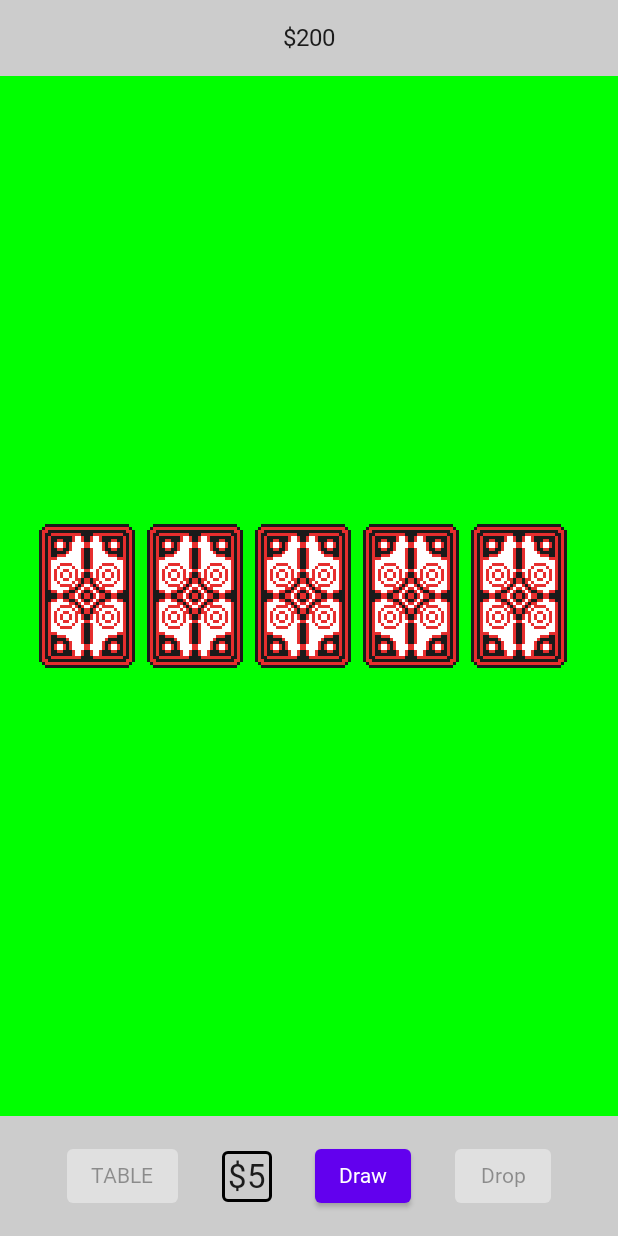
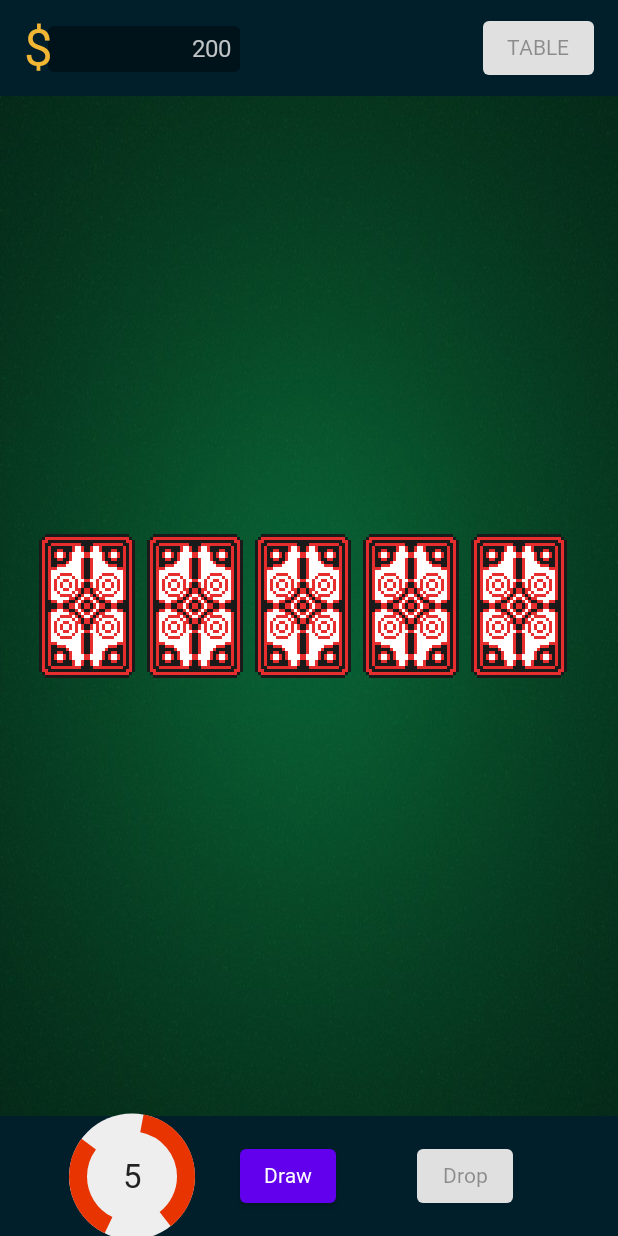
Before and after one commit to fchristysen/compoker, an Android app built with Jetpack Compose: the screen it shows after launch (MainActivity), on a phone screen of 412 x 824 dp. Run offline under Robolectric (Android 15) with nearby library versions, the phone set to English and light mode, and no system bars; Roboto replaces fonts that are not available here.

Commit message:
style chip

```diff
--- /dev/null
+++ b/app/src/main/java/org/greenfroyo/compoker/Config.kt
@@ -0,0 +1,5 @@
+package org.greenfroyo.compoker
+
+val BET_LOW = 5
+val BET_MEDIUM = 10
+val BET_HIGH = 25
--- a/app/src/main/java/org/greenfroyo/compoker/MainActivity.kt
+++ b/app/src/main/java/org/greenfroyo/compoker/MainActivity.kt
@@ -3,41 +3,64 @@ package org.greenfroyo.compoker
 import android.os.Bundle
 import androidx.activity.ComponentActivity
 import androidx.activity.compose.setContent
+import androidx.compose.foundation.Image
 import androidx.compose.foundation.background
-import androidx.compose.foundation.border
 import androidx.compose.foundation.clickable
-import androidx.compose.foundation.layout.*
+import androidx.compose.foundation.indication
+import androidx.compose.foundation.interaction.MutableInteractionSource
+import androidx.compose.foundation.layout.Arrangement
+import androidx.compose.foundation.layout.Box
+import androidx.compose.foundation.layout.Column
+import androidx.compose.foundation.layout.Row
+import androidx.compose.foundation.layout.Spacer
+import androidx.compose.foundation.layout.fillMaxSize
+import androidx.compose.foundation.layout.fillMaxWidth
+import androidx.compose.foundation.layout.padding
+import androidx.compose.foundation.layout.width
 import androidx.compose.foundation.shape.RoundedCornerShape
 import androidx.compose.material.Button
 import androidx.compose.material.MaterialTheme
 import androidx.compose.material.Surface
 import androidx.compose.material.Text
-import androidx.compose.runtime.*
+import androidx.compose.runtime.Composable
+import androidx.compose.runtime.collectAsState
+import androidx.compose.runtime.getValue
+import androidx.compose.runtime.remember
 import androidx.compose.ui.Alignment
 import androidx.compose.ui.Modifier
+import androidx.compose.ui.draw.drawBehind
 import androidx.compose.ui.graphics.Color
+import androidx.compose.ui.graphics.PathEffect
+import androidx.compose.ui.graphics.drawscope.Stroke
+import androidx.compose.ui.layout.ContentScale
+import androidx.compose.ui.res.painterResource
 import androidx.compose.ui.res.stringResource
 import androidx.compose.ui.text.font.FontWeight
+import androidx.compose.ui.text.style.TextAlign
 import androidx.compose.ui.tooling.preview.Preview
 import androidx.compose.ui.unit.dp
 import androidx.compose.ui.unit.sp
 import androidx.lifecycle.viewmodel.compose.viewModel
-import org.greenfroyo.compoker.model.*
+import org.greenfroyo.compoker.model.Card
+import org.greenfroyo.compoker.model.GameUiState
+import org.greenfroyo.compoker.model.GameViewModel
+import org.greenfroyo.compoker.model.Selection
+import org.greenfroyo.compoker.ui.theme.ChipHighBG
+import org.greenfroyo.compoker.ui.theme.ChipHighBorder
+import org.greenfroyo.compoker.ui.theme.ChipHighText
+import org.greenfroyo.compoker.ui.theme.ChipLowBG
+import org.greenfroyo.compoker.ui.theme.ChipLowBorder
+import org.greenfroyo.compoker.ui.theme.ChipLowText
+import org.greenfroyo.compoker.ui.theme.ChipMediumBG
+import org.greenfroyo.compoker.ui.theme.ChipMediumBorder
+import org.greenfroyo.compoker.ui.theme.ChipMediumText
 import org.greenfroyo.compoker.ui.theme.CompokerTheme
 
 class MainActivity : ComponentActivity() {
     override fun onCreate(savedInstanceState: Bundle?) {
         super.onCreate(savedInstanceState)
         setContent {
-            CompokerTheme {
-                // A surface container using the 'background' color from the theme
-                Surface(
-                    modifier = Modifier.fillMaxSize(),
-                    color = MaterialTheme.colors.background
-                ) {
             Screen()
-                }
-            }
         }
     }
 }
@@ -45,10 +68,32 @@ class MainActivity : ComponentActivity() {
 @Preview(showBackground = true)
 @Composable
 fun Screen(viewModel: GameViewModel = viewModel()) {
+    CompokerTheme {
+        // A surface container using the 'background' color from the theme
+        Surface(
+            modifier = Modifier.fillMaxSize(),
+            color = MaterialTheme.colors.background
+        ) {
             val state by viewModel.gameState.collectAsState()
+            Box(
+                modifier = Modifier
+                    .fillMaxSize()
+            ) {
+                Image(
+                    modifier = Modifier.fillMaxSize(),
+                    painter = painterResource(id = R.drawable.cloth_g),
+                    contentDescription = "null",
+                    contentScale = ContentScale.FillBounds
+                )
                 Column(modifier = Modifier.fillMaxSize()) {
                     StatusView(credit = state.credit)
-        ContentView(Modifier.weight(1f), state.cards, state.dropSelection, state.winningCredit, state.winningHand) { i ->
+                    ContentView(
+                        Modifier.weight(1f),
+                        state.cards,
+                        state.dropSelection,
+                        state.winningCredit,
+                        state.winningHand
+                    ) { i ->
                         viewModel.toggleDropCardAt(i)
                     }
                     ControlView(state = state,
@@ -57,20 +102,58 @@ fun Screen(viewModel: GameViewModel = viewModel()) {
                         actDrop = { viewModel.drop() })
                 }
             }
+        }
+    }
+}
 
 @Composable
 fun StatusView(modifier: Modifier = Modifier, credit: Int) {
     Row(
         horizontalArrangement = Arrangement.Center,
+        verticalAlignment = Alignment.CenterVertically,
         modifier = Modifier
-            .background(color = Color.LightGray)
+            .background(color = Color(0, 31, 43, 255))
             .fillMaxWidth()
-            .padding(16.dp)
+            .padding(16.dp, 8.dp)
             .then(modifier)
     ) {
-        Text(text = credit.toCredit(), fontWeight = FontWeight.Bold)
+        CreditView(credit = credit)
+        Spacer(modifier = modifier.weight(1f))
+        Button(onClick = { /*TODO*/ }, enabled = false) {
+            Text(text = "TABLE")
         }
     }
+}
+
+@Composable
+fun CreditView(
+    modifier: Modifier = Modifier,
+    credit: Int = 0
+) {
+    Box(modifier = Modifier.then(modifier), contentAlignment = Alignment.CenterStart) {
+        Row() {
+            Spacer(modifier = Modifier.width(16.dp))
+            Text(
+                text = credit.toString(),
+                textAlign = TextAlign.Right,
+                color = Color(255, 255, 255, 192),
+                fontWeight = FontWeight.Bold,
+                modifier = modifier
+                    .width(128.dp)
+                    .background(color = Color(0, 0, 0, 100), shape = RoundedCornerShape(4.dp))
+                    .padding(6.dp)
+            )
+        }
+        Text(
+            text = "$",
+            fontSize = 34.sp,
+            color = Color(241, 182, 52, 255),
+            fontWeight = FontWeight.Bold
+        )
+    }
+
+}
+
 
 @Composable
 fun ContentView(
@@ -85,15 +168,13 @@ fun ContentView(
         horizontalAlignment = Alignment.CenterHorizontally,
         verticalArrangement = Arrangement.Center,
         modifier = Modifier
-            .background(color = Color.Green)
-            .fillMaxWidth()
-            .padding(16.dp)
+            .fillMaxSize()
             .then(modifier)
     ) {
         BoardView(cards = cards, selection = selection, onSelect = { i -> onSelect(i) })
         winningHand?.also {
             Text(text = stringResource(id = it.getDisplayText()))
-            if (winningCredit>0) Text(text = "+ $$winningCredit")
+            if (winningCredit > 0) Text(text = "+ $$winningCredit")
         }
     }
 }
@@ -110,22 +191,13 @@ fun ControlView(
         horizontalArrangement = Arrangement.SpaceEvenly,
         verticalAlignment = Alignment.CenterVertically,
         modifier = Modifier
-            .background(color = Color.LightGray)
+            .background(color = Color(0, 31, 43, 255))
             .fillMaxWidth()
             .padding(16.dp)
             .then(modifier)
     ) {
-        Button(onClick = { /*TODO*/ }, enabled = false) {
-            Text(text = "TABLE")
-        }
-        Text(
-            text = state.bet.toCredit(),
-            fontSize = 22.sp,
-            modifier = Modifier
-                .border(2.dp, Color.Black, RoundedCornerShape(4.dp))
-                .padding(4.dp)
-                .clickable { actSwitchBet() }
-        )
+        val interactionSource = remember { MutableInteractionSource() }
+        BettingChip(modifier = Modifier.clickable(interactionSource = interactionSource, indication = null) { actSwitchBet() }, bet = state.bet)
         Button(onClick = { actDraw() }, enabled = state.enableDraw()) {
             Text(text = "Draw")
         }
@@ -134,3 +206,49 @@ fun ControlView(
         }
     }
 }
+
+@Composable
+fun BettingChip(modifier: Modifier = Modifier, bet: Int) {
+    val chipColor = when (bet) {
+        BET_MEDIUM -> ChipMediumBG
+        BET_HIGH -> ChipHighBG
+        else -> ChipLowBG
+    }
+    val chipBorder = when (bet) {
+        BET_MEDIUM -> ChipMediumBorder
+        BET_HIGH -> ChipHighBorder
+        else -> ChipLowBorder
+    }
+    val chipText = when (bet) {
+        BET_MEDIUM -> ChipMediumText
+        BET_HIGH -> ChipHighText
+        else -> ChipLowText
+    }
+    val stroke = Stroke(
+        width = 18f,
+        pathEffect = PathEffect.dashPathEffect(floatArrayOf(95f, 60f), 46f)
+    )
+    Text(
+        text = bet.toString(),
+        textAlign = TextAlign.Center,
+        fontWeight = FontWeight.Bold,
+        color = chipText,
+        fontSize = 22.sp,
+        modifier = Modifier
+            .width(36.dp)
+            .drawBehind {
+                drawCircle(
+                    color = chipColor,
+                    radius = this.size.width + 9
+                )
+            }
+            .drawBehind {
+                drawCircle(
+                    color = chipBorder,
+                    radius = this.size.width,
+                    style = stroke
+                )
+            }
+            .then(modifier)
+    )
+}
--- a/app/src/main/java/org/greenfroyo/compoker/model/GameUiState.kt
+++ b/app/src/main/java/org/greenfroyo/compoker/model/GameUiState.kt
@@ -1,11 +1,12 @@
 package org.greenfroyo.compoker.model
 
+import org.greenfroyo.compoker.BET_LOW
 import org.greenfroyo.compoker.PokerHand
 
 data class GameUiState(
     val phase: Phase = BETTING,
     val credit: Int = 200,
-    val bet: Int = 5,
+    val bet: Int = BET_LOW,
     val deck: Deck = Deck(),
     val cards: Array<Card> = Array(5) { Card() },
     val dropSelection: Selection = Selection(),
--- a/app/src/main/java/org/greenfroyo/compoker/model/GameViewModel.kt
+++ b/app/src/main/java/org/greenfroyo/compoker/model/GameViewModel.kt
@@ -4,6 +4,9 @@ import androidx.lifecycle.ViewModel
 import kotlinx.coroutines.flow.MutableStateFlow
 import kotlinx.coroutines.flow.asStateFlow
 import kotlinx.coroutines.flow.update
+import org.greenfroyo.compoker.BET_HIGH
+import org.greenfroyo.compoker.BET_LOW
+import org.greenfroyo.compoker.BET_MEDIUM
 import org.greenfroyo.compoker.getPokerHand
 
 class GameViewModel: ViewModel() {
@@ -81,9 +84,9 @@ class GameViewModel: ViewModel() {
 
     private fun rotateBetValue(currentBet: Int): Int{
         return when(currentBet){
-            5 -> 10
-            10 -> 25
-            else -> 5
+            BET_LOW -> BET_MEDIUM
+            BET_MEDIUM -> BET_HIGH
+            else -> BET_LOW
         }
     }
 }
--- a/app/src/main/java/org/greenfroyo/compoker/ui/theme/Color.kt
+++ b/app/src/main/java/org/greenfroyo/compoker/ui/theme/Color.kt
@@ -6,3 +6,13 @@ val Purple200 = Color(0xFFBB86FC)
 val Purple500 = Color(0xFF6200EE)
 val Purple700 = Color(0xFF3700B3)
 val Teal200 = Color(0xFF03DAC5)
+
+val ChipLowBG = Color(0xFFEEEEEE)
+val ChipLowBorder = Color(0xFFE73400)
+val ChipLowText = Color(0xFF222222)
+val ChipMediumBG = Color(0xFF3090F0)
+val ChipMediumBorder = Color(0xFFAAAAAA)
+val ChipMediumText = Color(0xFF222222)
+val ChipHighBG = Color(0xFF222222)
+val ChipHighBorder = Color(0xFFAAAAAA)
+val ChipHighText = Color(0xFFAAAAAA)
--- a/app/src/main/java/org/greenfroyo/compoker/ui/theme/Type.kt
+++ b/app/src/main/java/org/greenfroyo/compoker/ui/theme/Type.kt
@@ -25,7 +25,7 @@ val Typography = Typography(
         fontFamily = fonts,
         fontWeight = FontWeight.W500,
         fontSize = 14.sp
-    ),
+    )
     /* Other default text styles to override
     caption = TextStyle(
     fontFamily = FontFamily.Default,
```
Also changed, not shown: app/src/main/res/drawable/cloth_g.jpeg (added), 1 other file. Lines whose indentation alone changed are shown as unchanged.
